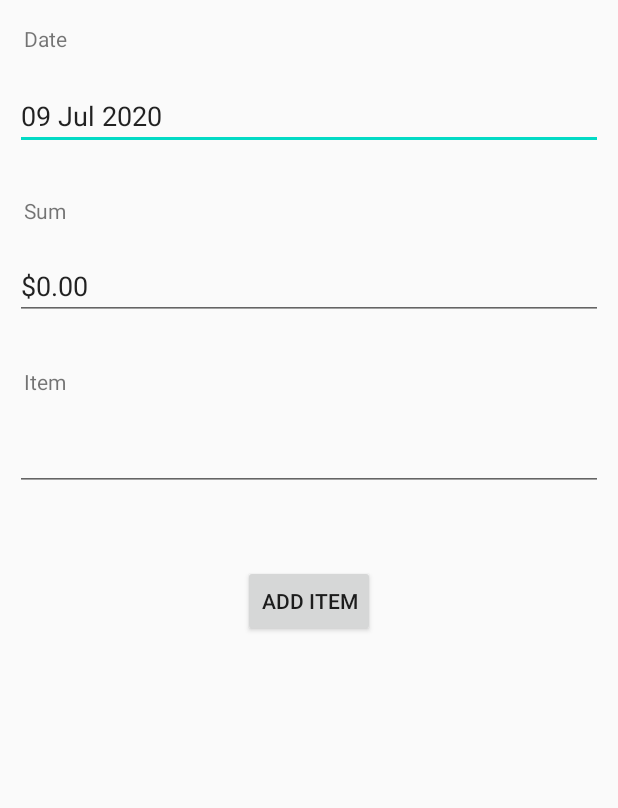
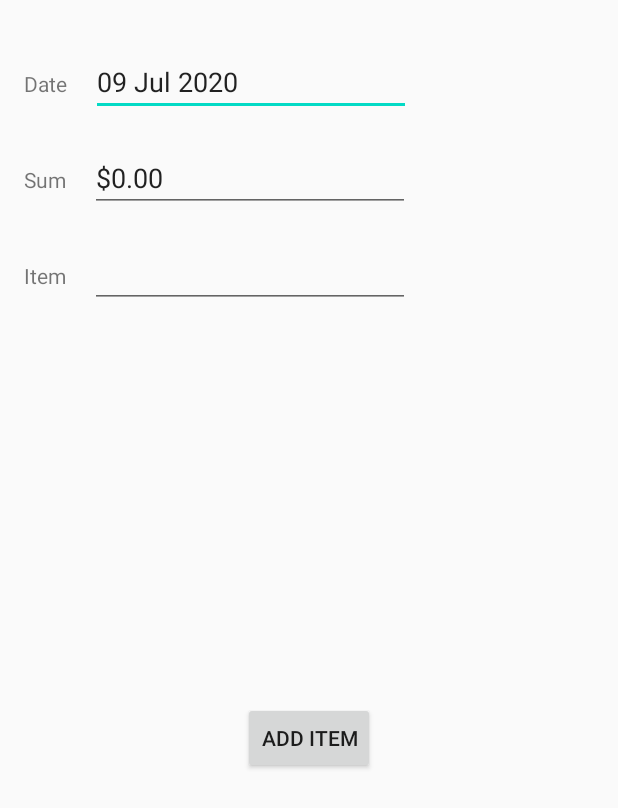
Before and after one commit to wyaneva/spending-tracker-android, an Android app: the screen it shows after launch (MainActivity), on a phone screen of 412 x 824 dp. Shown: the top 808 px of the screen. Run offline under Robolectric (Android 15) with nearby library versions, the phone set to English and light mode, and no system bars; our stand-ins replace Volley.

Commit message:
Reorganised layout

```diff
--- a/app/src/main/res/layout/activity_main.xml
+++ b/app/src/main/res/layout/activity_main.xml
@@ -7,88 +7,86 @@
     android:layout_height="match_parent"
     tools:context=".MainActivity">
 
+    <LinearLayout
+        android:id="@+id/linearLayout_Date"
+        android:layout_width="match_parent"
+        android:layout_height="match_parent"
+        android:layout_marginTop="32dp"
+        android:orientation="horizontal"
+        app:layout_constraintTop_toTopOf="parent">
+
         <TextView
             android:id="@+id/textView_Date"
             android:layout_width="wrap_content"
             android:layout_height="wrap_content"
-        android:layout_marginStart="16dp"
-        android:layout_marginTop="16dp"
-        android:text="Date"
-        app:layout_constraintStart_toStartOf="parent"
-        app:layout_constraintTop_toTopOf="parent"
-        android:layout_marginLeft="16dp" />
+            android:layout_marginLeft="16dp"
+            android:layout_marginRight="16dp"
+            android:text="Date" />
 
         <EditText
             android:id="@+id/editText_Date"
-        android:layout_width="0dp"
+            android:layout_width="wrap_content"
             android:layout_height="wrap_content"
-        android:layout_marginBottom="50dp"
-        android:layout_marginEnd="10dp"
-        android:layout_marginStart="10dp"
-        android:layout_marginTop="54dp"
             android:ems="10"
-        android:inputType="date"
-        app:layout_constraintBottom_toBottomOf="@+id/textView_Sum"
-        app:layout_constraintEnd_toEndOf="parent"
-        app:layout_constraintStart_toStartOf="parent"
-        app:layout_constraintTop_toTopOf="parent" />
+            android:inputType="date" />
+    </LinearLayout>
+
+    <LinearLayout
+        android:id="@+id/linearLayout_Sum"
+        android:layout_width="match_parent"
+        android:layout_height="match_parent"
+        android:layout_marginTop="96dp"
+        android:orientation="horizontal"
+        app:layout_constraintTop_toTopOf="parent">
 
         <TextView
             android:id="@+id/textView_Sum"
             android:layout_width="wrap_content"
             android:layout_height="wrap_content"
-        android:layout_marginBottom="18dp"
-        android:layout_marginStart="16dp"
-        android:text="Sum"
-        app:layout_constraintBottom_toTopOf="@+id/editText_Sum"
-        app:layout_constraintStart_toStartOf="parent"
-        android:layout_marginLeft="16dp" />
+            android:layout_marginLeft="16dp"
+            android:layout_marginRight="16dp"
+            android:text="Sum"/>
 
         <EditText
             android:id="@+id/editText_Sum"
-        android:layout_width="0dp"
+            android:layout_width="wrap_content"
             android:layout_height="wrap_content"
-        android:layout_marginEnd="10dp"
-        android:layout_marginStart="10dp"
-        android:layout_marginTop="168dp"
             android:ems="10"
-        android:inputType="numberDecimal"
-        app:layout_constraintEnd_toEndOf="parent"
-        app:layout_constraintStart_toStartOf="parent"
-        app:layout_constraintTop_toTopOf="parent" />
+            android:inputType="numberDecimal" />
+    </LinearLayout>
+
+    <LinearLayout
+        android:id="@+id/linearLayout_Item"
+        android:layout_width="match_parent"
+        android:layout_height="match_parent"
+        android:layout_marginTop="160dp"
+        android:orientation="horizontal"
+        app:layout_constraintTop_toTopOf="parent">
 
         <TextView
             android:id="@+id/textView_Item"
             android:layout_width="wrap_content"
             android:layout_height="wrap_content"
-        android:layout_marginBottom="18dp"
-        android:layout_marginStart="16dp"
-        android:text="Item"
-        app:layout_constraintBottom_toTopOf="@+id/editText_Item"
-        app:layout_constraintStart_toStartOf="parent"
-        android:layout_marginLeft="16dp" />
+            android:layout_marginLeft="16dp"
+            android:layout_marginRight="16dp"
+            android:text="Item" />
 
         <EditText
             android:id="@+id/editText_Item"
-        android:layout_width="0dp"
             android:layout_height="wrap_content"
-        android:layout_marginEnd="10dp"
-        android:layout_marginStart="10dp"
-        android:layout_marginTop="282dp"
-        android:ems="10"
-        app:layout_constraintEnd_toEndOf="parent"
-        app:layout_constraintStart_toStartOf="parent"
-        app:layout_constraintTop_toTopOf="parent" />
+            android:layout_width="wrap_content"
+            android:ems="10" />
+    </LinearLayout>
 
     <Button
         android:id="@+id/btn_add_item"
         android:layout_width="wrap_content"
         android:layout_height="wrap_content"
-        android:layout_marginTop="49dp"
         android:text="Add Item"
+        app:layout_constraintBottom_toBottomOf="parent"
         app:layout_constraintEnd_toEndOf="parent"
         app:layout_constraintStart_toStartOf="parent"
-        app:layout_constraintTop_toBottomOf="@+id/editText_Item" />
+        app:layout_constraintTop_toTopOf="@+id/linearLayout_Item" />
     />
 
 </androidx.constraintlayout.widget.ConstraintLayout>
```
Lines whose indentation alone changed are shown as unchanged.
